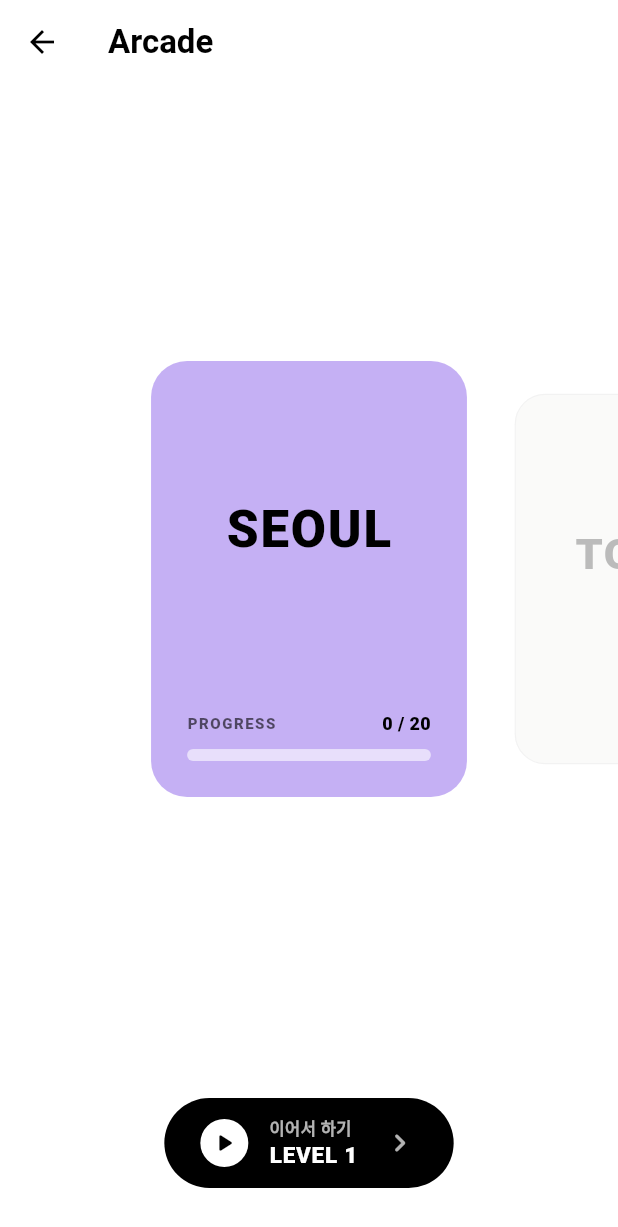
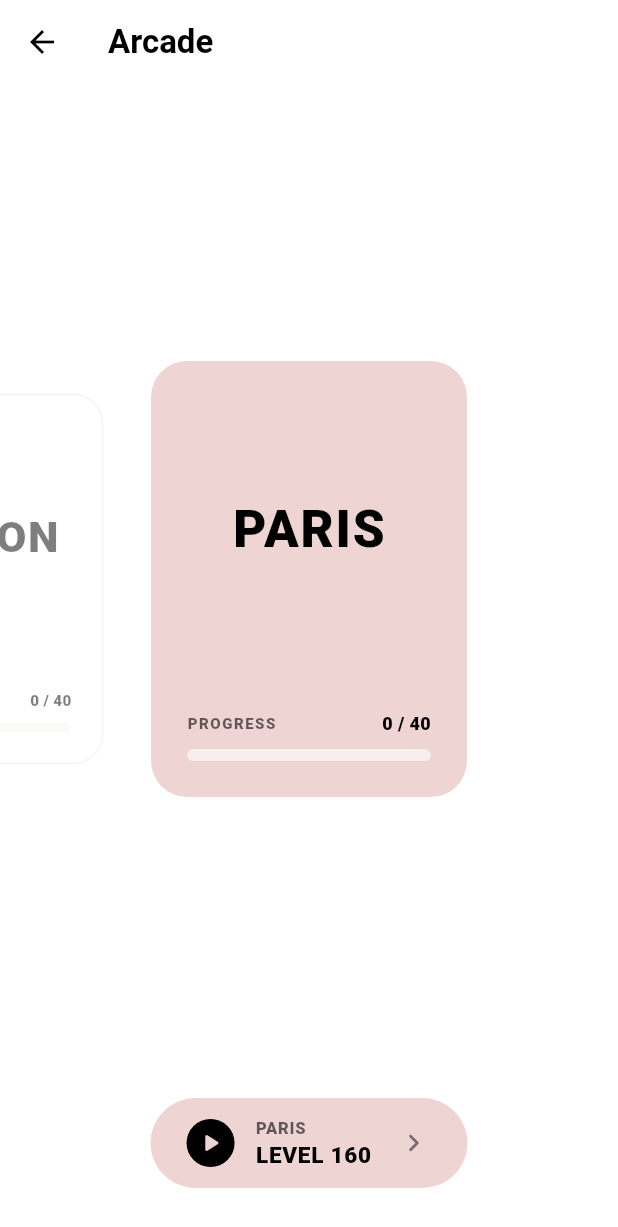
Before and after one commit to XuTuX/numbering_flutter, a Flutter app: the screen it shows after launch, after a tap on "아케이드", on a phone screen of 412 x 824 dp. Shown: the top 1227 px of the screen. Run offline on Flutter 3.47's test engine with Material 3 defaults, Android fonts, the phone set to English and light mode, and no system bars; our stand-ins replace audioplayers, get, google_fonts, google_mobile_ads, google_sign_in, shared_preferences and 2 more; missing offline and left inert: dart:html; accounts and stored records are empty.

Commit message:
시뮬레이터용 전체 지역 해제 및 아케이드 하단 바 지역명/색상 연동

```diff
--- a/lib/game/numbering/level_progress_service.dart
+++ b/lib/game/numbering/level_progress_service.dart
@@ -30,12 +30,17 @@ class LevelProgressService extends GetxService {
   }
 
   int get highestUnlockedLevel {
+    // For simulator testing: temporarily unlock all 160 levels
+    return 160;
+
+    /* Original logic:
     var highest = 1;
     for (var id = 1; id < 160; id++) {
       if (!(progress[id]?.cleared ?? false)) break;
       highest = id + 1;
     }
     return highest;
+    */
   }
 
   bool isUnlocked(int levelId) => levelId <= highestUnlockedLevel;
--- a/lib/screens/home/arcade_screen.dart
+++ b/lib/screens/home/arcade_screen.dart
@@ -270,14 +270,35 @@ class _ContinueBar extends StatelessWidget {
   final int currentLevel;
   final VoidCallback onPressed;
 
+  String _getPackName(int level) {
+    for (var p in levelPacks) {
+      if (level >= p.startLevel && level <= p.endLevel) return p.name.toUpperCase();
+    }
+    return 'SEOUL';
+  }
+
+  Color _getPackColor(String name) {
+    switch (name.toLowerCase()) {
+      case 'seoul': return AppColors.blockLilac;
+      case 'tokyo': return AppColors.blockLime;
+      case 'new york': return AppColors.blockCream;
+      case 'london': return AppColors.blockMint;
+      case 'paris': return AppColors.blockPink;
+      default: return AppColors.blockLime;
+    }
+  }
+
   @override
   Widget build(BuildContext context) {
+    final packName = _getPackName(currentLevel);
+    final packColor = _getPackColor(packName);
+
     return GestureDetector(
       onTap: onPressed,
       child: Container(
         padding: const EdgeInsets.symmetric(horizontal: 24, vertical: 14),
         decoration: BoxDecoration(
-          color: AppColors.primary,
+          color: packColor,
           borderRadius: BorderRadius.circular(9999),
         ),
         child: Row(
@@ -286,11 +307,11 @@ class _ContinueBar extends StatelessWidget {
             Container(
               width: 32, height: 32,
               decoration: const BoxDecoration(
-                color: AppColors.onPrimary,
+                color: AppColors.ink,
                 shape: BoxShape.circle,
               ),
-              child: const Center(
-                child: Icon(Icons.play_arrow_rounded, color: AppColors.primary, size: 20),
+              child: Center(
+                child: Icon(Icons.play_arrow_rounded, color: packColor, size: 20),
               ),
             ),
             const SizedBox(width: 14),
@@ -298,17 +319,17 @@ class _ContinueBar extends StatelessWidget {
               crossAxisAlignment: CrossAxisAlignment.start,
               mainAxisSize: MainAxisSize.min,
               children: [
-                Text('이어서 하기',
-                  style: TextStyle(fontSize: 11, fontWeight: FontWeight.w700, color: AppColors.onPrimary.withValues(alpha: 0.7), height: 1.0),
+                Text(packName,
+                  style: TextStyle(fontSize: 11, fontWeight: FontWeight.w800, color: AppColors.ink.withValues(alpha: 0.6), height: 1.0, letterSpacing: 0.5),
                 ),
                 const SizedBox(height: 4),
                 Text('LEVEL $currentLevel',
-                  style: const TextStyle(fontSize: 15, fontWeight: FontWeight.w900, color: AppColors.onPrimary, height: 1.0, letterSpacing: 0.5),
+                  style: const TextStyle(fontSize: 15, fontWeight: FontWeight.w900, color: AppColors.ink, height: 1.0, letterSpacing: 0.5),
                 ),
               ],
             ),
             const SizedBox(width: 16),
-            Icon(Icons.chevron_right_rounded, color: AppColors.onPrimary.withValues(alpha: 0.7), size: 24),
+            Icon(Icons.chevron_right_rounded, color: AppColors.ink.withValues(alpha: 0.5), size: 24),
           ],
         ),
       ),
```
